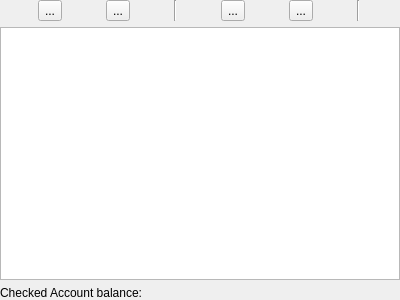
This is src/views/ui_files/widgets/account_tree_widget.ui in JakubFranek/Kapytal as Qt 5 draws it before an edit. The edited form follows.
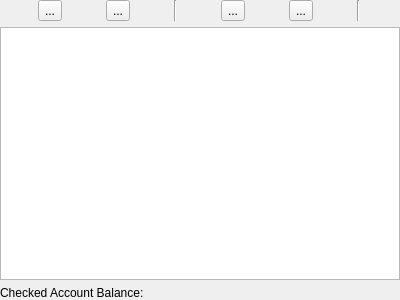
This is the edited form.

Diff of the .ui file:
```diff
--- a/src/views/ui_files/widgets/account_tree_widget.ui
+++ b/src/views/ui_files/widgets/account_tree_widget.ui
@@ -129,7 +129,7 @@
      <item row="0" column="0">
       <widget class="QLabel" name="checkedAccountBalanceLabel">
        <property name="text">
-        <string>Checked Account balance:</string>
+        <string>Checked Account Balance:</string>
        </property>
       </widget>
      </item>
```
